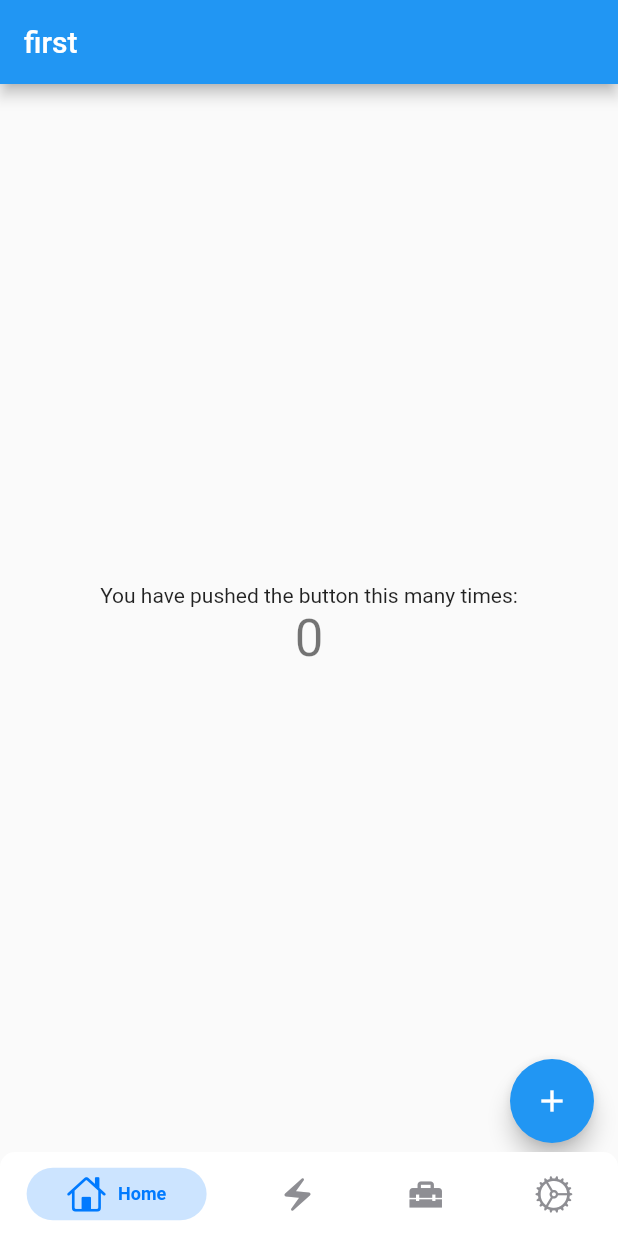
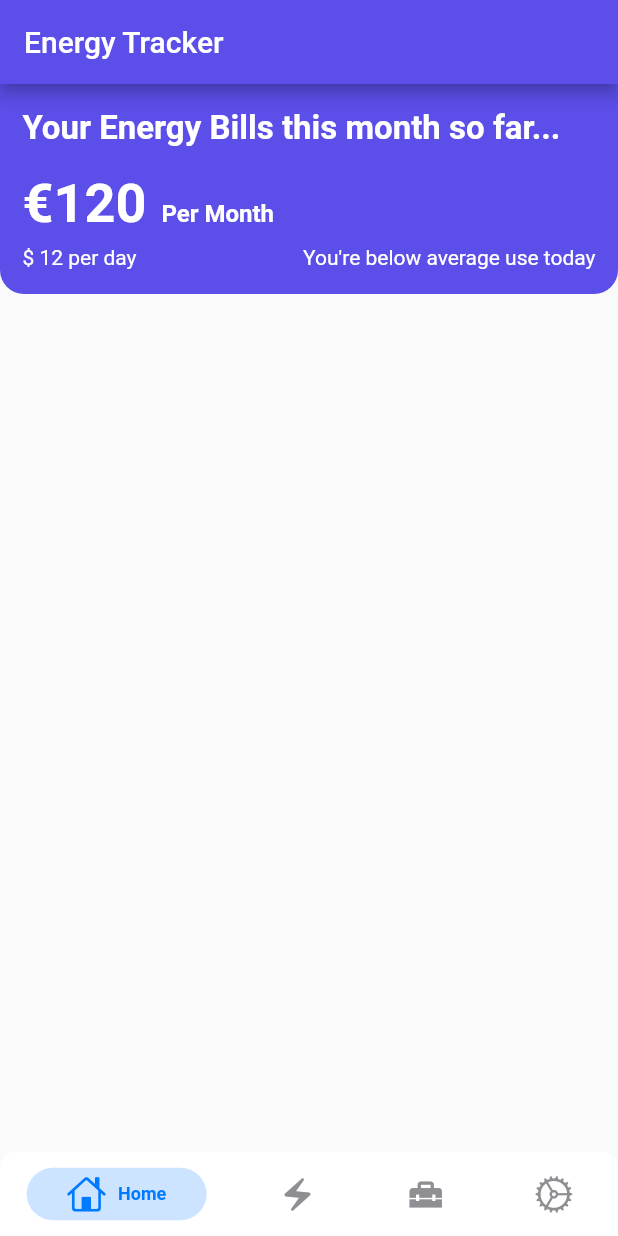
Before and after one commit to Elfari1028/homeowner_hub, a Flutter app: the screen it shows after launch, on a phone screen of 412 x 824 dp. Run offline on Flutter 3.47's test engine with Material 2 defaults, Android fonts, the phone set to English and light mode, and no system bars; drawn by our look-alikes of persistent_bottom_nav_bar_v2; our stand-ins replace dio, get, google_fonts.

Commit message:
first draft energy & api scaffold

```diff
--- /dev/null
+++ b/lib/api/api.dart
@@ -0,0 +1,33 @@
+import 'package:dio/dio.dart';
+
+class APICall {
+  static const String domain = "next.cabin.com";
+  static Dio client = Dio(BaseOptions(
+      baseUrl: "http://" + domain + '/api',
+      connectTimeout: 5000,
+      receiveTimeout: 3000,
+      extra: {'withCredentials': true}));
+
+  static Future<Map> post(url, {Map? data}) async {
+    try {
+      Response response = await client.post(url, data: data);
+      return response.data;
+    } on DioError catch (e) {
+      return Map.from({"success": false, "exc": e.type.toString()});
+    } on Error catch (e) {
+      return Map.from({"success": false, "exc": e.toString()});
+    } catch (object) {
+      return Map.from({"success": false, "exc": "未知错误"});
+    }
+  }
+
+  static Future<Map> login(
+      {required String email, required String password}) async {
+    return await post('/account/login',
+        data: {"email": email, "password": password});
+  }
+
+  static Future<Map> sendEmailCode(String email) async {
+    return await post('/account/send_email_code', data: {"email": email});
+  }
+}
--- /dev/null
+++ b/lib/energy_main.dart
@@ -0,0 +1,104 @@
+import 'dart:ui';
+
+import 'package:flutter/material.dart';
+import 'package:get/get.dart';
+
+class EnergyMainPage extends StatefulWidget {
+  createState() => EnergyMainPageState();
+}
+
+class EnergyMainPageState extends State<EnergyMainPage> {
+  @override
+  void initState() {
+    // TODO: implement initState
+    super.initState();
+  }
+
+  @override
+  Widget build(BuildContext context) {
+    return Scaffold(
+        appBar: AppBar(
+          backgroundColor: Color(0xFF5b4ee9),
+          centerTitle: false,
+          title: Text("Energy Tracker"),
+        ),
+        body: Column(
+          children: [
+            header,
+            Container(
+              width: Get.width,
+              // height: Get.height - 140 - 50 - 50 - 50,
+              child: ListView(
+                shrinkWrap: true,
+                children: [],
+              ),
+            ),
+          ],
+        ));
+  }
+
+  Widget get header => Container(
+        height: 140,
+        padding:
+            const EdgeInsets.only(left: 15, top: 10, right: 15, bottom: 10),
+        decoration: const BoxDecoration(
+            color: Color(0xFF5b4ee9),
+            borderRadius: BorderRadius.vertical(
+                top: Radius.zero, bottom: Radius.circular(16))),
+        child: Column(
+          crossAxisAlignment: CrossAxisAlignment.start,
+          mainAxisAlignment: MainAxisAlignment.spaceEvenly,
+          children: [
+            const Text(
+              "Your Energy Bills this month so far...",
+              style: TextStyle(
+                  fontSize: 22,
+                  fontWeight: FontWeight.bold,
+                  color: Colors.white),
+            ),
+            Row(
+              crossAxisAlignment: CrossAxisAlignment.end,
+              children: [
+                Padding(
+                  padding: EdgeInsets.only(top: 10),
+                  child: Text(
+                    "\€120",
+                    style: TextStyle(
+                        fontSize: 36,
+                        fontWeight: FontWeight.bold,
+                        color: Colors.white),
+                  ),
+                ),
+                Padding(
+                  padding: EdgeInsets.only(left: 10, bottom: 5),
+                  child: Text(
+                    "Per Month",
+                    style: TextStyle(
+                        fontSize: 16,
+                        fontWeight: FontWeight.bold,
+                        color: Colors.white),
+                  ),
+                )
+              ],
+            ),
+            Container(
+                // padding: EdgeInsets.symmetric(horizontal: 10),
+                child: Row(
+              mainAxisAlignment: MainAxisAlignment.spaceBetween,
+              children: [
+                Text(
+                  "\$ 12 per day",
+                  style: TextStyle(color: Colors.white),
+                ),
+                Row(
+                  children: [
+                    Text("You're below average use today",
+                        style: TextStyle(color: Colors.white)),
+                  ],
+                ),
+              ],
+            ))
+          ],
+        ),
+      );
+}
--- a/lib/main.dart
+++ b/lib/main.dart
@@ -1,4 +1,6 @@
 import 'package:flutter/material.dart';
+import 'package:get/get.dart';
+import 'package:google_fonts/google_fonts.dart';
 import 'package:homeowner_hub/nav_root.dart';
 
 void main() {
@@ -11,10 +13,12 @@ class MyApp extends StatelessWidget {
   // This widget is the root of your application.
   @override
   Widget build(BuildContext context) {
-    return MaterialApp(
+    return GetMaterialApp(
       title: 'Flutter Demo',
       theme: ThemeData(
         primarySwatch: Colors.blue,
+        textTheme: GoogleFonts.lexendDecaTextTheme(),
+        primaryTextTheme: GoogleFonts.lexendDecaTextTheme(),
       ),
       home: NavRootPage(),
     );
--- a/lib/nav_root.dart
+++ b/lib/nav_root.dart
@@ -1,6 +1,7 @@
 import 'package:flutter/cupertino.dart';
 import 'package:flutter/material.dart';
 import 'package:flutter/widgets.dart';
+import 'package:homeowner_hub/energy_main.dart';
 import 'package:homeowner_hub/main.dart';
 import 'package:persistent_bottom_nav_bar_v2/persistent-tab-view.dart';
 
@@ -73,11 +74,9 @@ class NavRootPage extends StatelessWidget {
 
   List<Widget> _buildScreens() {
     return [
+      EnergyMainPage(),
       MyHomePage(
         title: 'first',
-      ),
-      MyHomePage(
-        title: 'second',
       ),
       MyHomePage(
         title: 'thirs',
--- a/pubspec.yaml
+++ b/pubspec.yaml
@@ -32,8 +32,9 @@ dependencies:
   flutter:
     sdk: flutter
   persistent_bottom_nav_bar_v2: any
-
-
+  get: ^4.6.5
+  google_fonts: ^3.0.1
+  dio: ^4.0.6
 
   # The following adds the Cupertino Icons font to your application.
   # Use with the CupertinoIcons class for iOS style icons.
```
Also changed, not shown: pubspec.lock, 10 other files.
